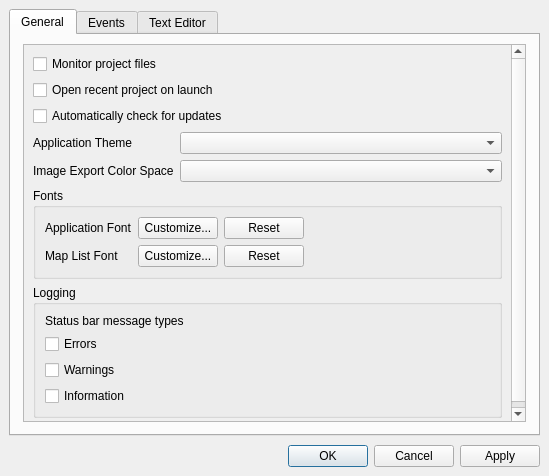
Above: forms/preferenceeditor.ui from huderlem/porymap before the change. Below: the same form after it.
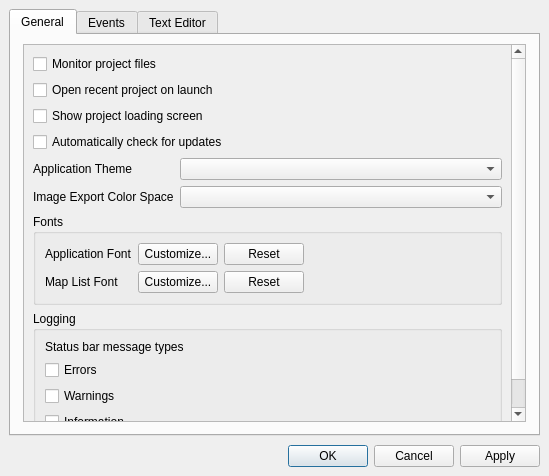
That is the form after the change. Custom widgets are drawn as their Qt base class.

Commit message: Add setting to disable loading screen

```diff
--- a/forms/preferenceeditor.ui
+++ b/forms/preferenceeditor.ui
@@ -54,7 +54,7 @@
            <layout class="QVBoxLayout" name="verticalLayout_6">
             <item>
              <layout class="QFormLayout" name="formLayout">
-              <item row="2" column="0" colspan="2">
+              <item row="3" column="0" colspan="2">
                <widget class="QCheckBox" name="checkBox_CheckForUpdates">
                 <property name="toolTip">
                  <string>&lt;html&gt;&lt;head/&gt;&lt;body&gt;&lt;p&gt;If checked, Porymap will automatically alert you on startup if a new release is available&lt;/p&gt;&lt;/body&gt;&lt;/html&gt;</string>
@@ -84,28 +84,28 @@
                 </property>
                </widget>
               </item>
-              <item row="3" column="0">
+              <item row="4" column="0">
                <widget class="QLabel" name="label_ApplicationTheme">
                 <property name="text">
                  <string>Application Theme</string>
                 </property>
                </widget>
               </item>
-              <item row="3" column="1">
+              <item row="4" column="1">
                <widget class="NoScrollComboBox" name="comboBox_ApplicationTheme">
                 <property name="editable">
                  <bool>false</bool>
                 </property>
                </widget>
               </item>
-              <item row="4" column="0">
+              <item row="5" column="0">
                <widget class="QLabel" name="label_ColorSpace">
                 <property name="text">
                  <string>Image Export Color Space</string>
                 </property>
                </widget>
               </item>
-              <item row="4" column="1">
+              <item row="5" column="1">
                <widget class="NoScrollComboBox" name="comboBox_ColorSpace">
                 <property name="toolTip">
                  <string>&lt;html&gt;&lt;head/&gt;&lt;body&gt;&lt;p&gt;The color space to use for exported images. If &amp;quot;---&amp;quot; is set, no color space will be used for the exported image. For details on each color space, see Qt's manual page for QColorSpace.&lt;/p&gt;&lt;/body&gt;&lt;/html&gt;</string>
@@ -115,6 +115,16 @@
                 </property>
                </widget>
               </item>
+              <item row="2" column="0" colspan="2">
+               <widget class="QCheckBox" name="checkBox_ShowProjectLoadingScreen">
+                <property name="toolTip">
+                 <string>&lt;html&gt;&lt;head/&gt;&lt;body&gt;&lt;p&gt;If checked, a loading screen with progress information will appear when a project is opened.&lt;/p&gt;&lt;/body&gt;&lt;/html&gt;</string>
+                </property>
+                <property name="text">
+                 <string>Show project loading screen</string>
+                </property>
+               </widget>
+              </item>
              </layout>
             </item>
             <item>
```
The commit also changes 5 other files.
